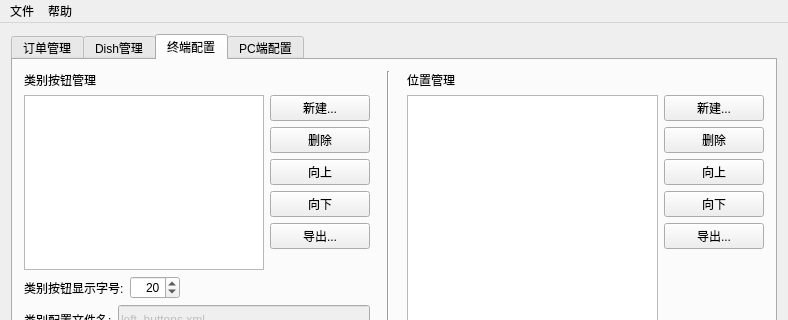
First picture: the form in cbserver/CBServerMonitor/mainwindow.ui, repository raidenawkward/cbqt, before the edit; both pictures show x 0 to 788 and y 0 to 320 of the 788 by 565 pixel window.
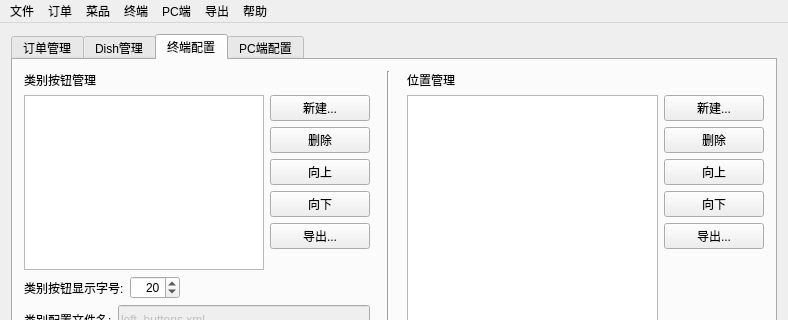
Second picture: the form after the edit.

Commit message: main menu action and slots connected

The edit to the form file:
```diff
--- a/cbserver/CBServerMonitor/mainwindow.ui
+++ b/cbserver/CBServerMonitor/mainwindow.ui
@@ -949,9 +949,49 @@
     <property name="title">
      <string>帮助</string>
     </property>
-    <addaction name="action_3"/>
+    <addaction name="actionMenuHelp"/>
+    <addaction name="actionMenuAbout"/>
+   </widget>
+   <widget class="QMenu" name="menu_3">
+    <property name="title">
+     <string>终端</string>
+    </property>
+    <addaction name="actionMenuDevice"/>
+    <addaction name="actionMenuDeviceExport"/>
+   </widget>
+   <widget class="QMenu" name="menu_4">
+    <property name="title">
+     <string>订单</string>
+    </property>
+    <addaction name="actionMenuOrder"/>
+   </widget>
+   <widget class="QMenu" name="menu_5">
+    <property name="title">
+     <string>菜品</string>
+    </property>
+    <addaction name="actionMenuDish"/>
+    <addaction name="actionMenuDishExport"/>
+   </widget>
+   <widget class="QMenu" name="menuPC">
+    <property name="title">
+     <string>PC端</string>
+    </property>
+    <addaction name="actionMenuPC"/>
+   </widget>
+   <widget class="QMenu" name="menu_6">
+    <property name="title">
+     <string>导出</string>
+    </property>
+    <addaction name="actionMenuExportDishes"/>
+    <addaction name="actionMenuExportSettings"/>
+    <addaction name="actionMenuExportExportAll"/>
    </widget>
    <addaction name="menu"/>
+   <addaction name="menu_4"/>
+   <addaction name="menu_5"/>
+   <addaction name="menu_3"/>
+   <addaction name="menuPC"/>
+   <addaction name="menu_6"/>
    <addaction name="menu_2"/>
   </widget>
   <widget class="QStatusBar" name="statusBar"/>
```
Left out of the diff: 79 changed lines with no effect on the pictures. The commit also changes 2 other files.
